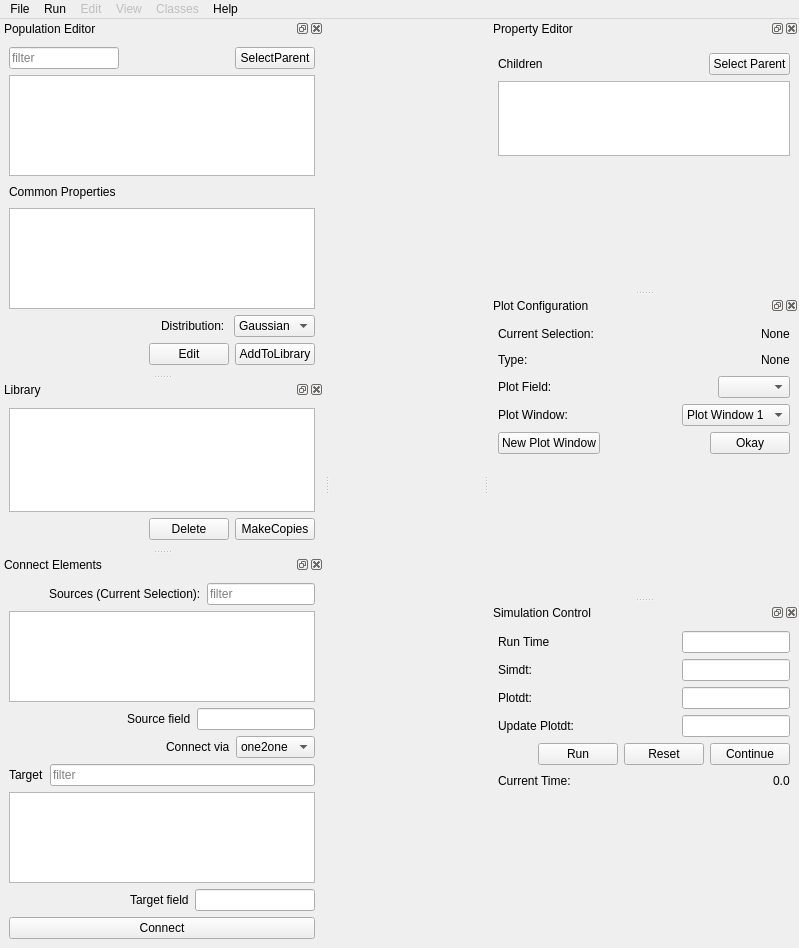
Qt form moose/branches/dh_branch/gui/newgui.ui (physicalist/ncbs-moose) before a commit.
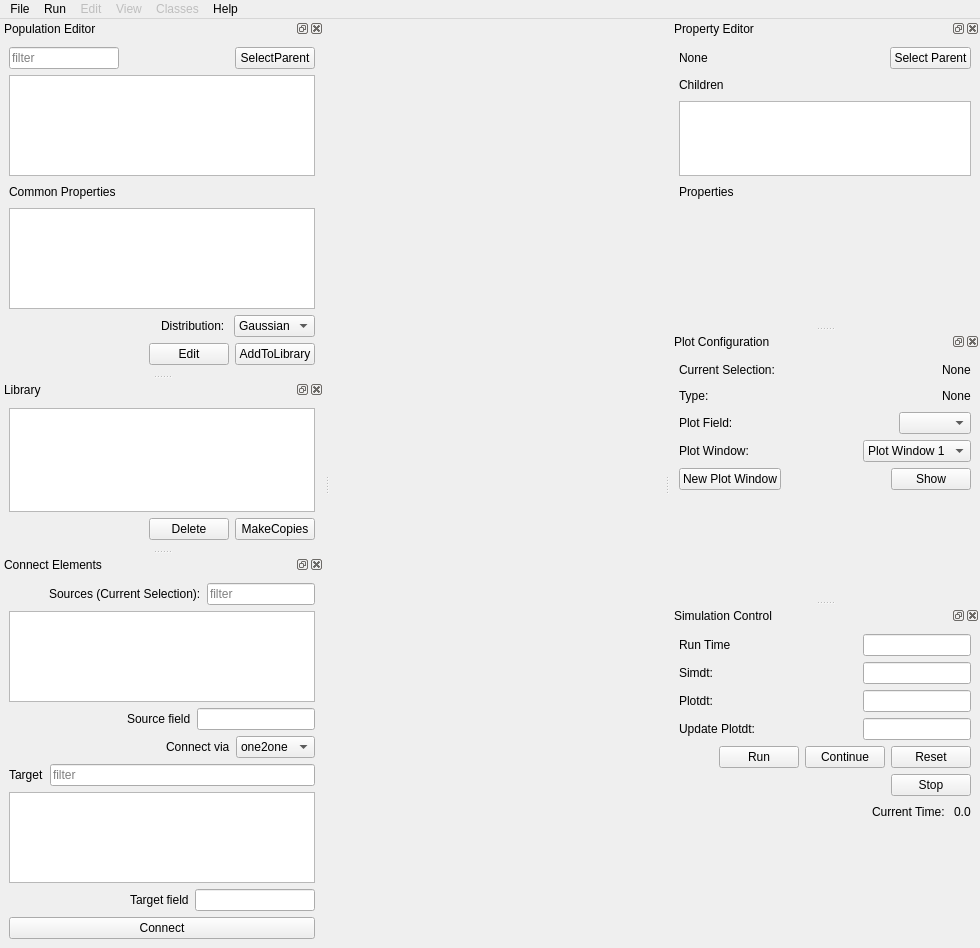
The same form after that commit. Custom widgets are drawn as their Qt base class.

Commit message: stop button to hit brakes. change in layout of propEditorDock. removal of tooltip from objectEditor. qapplicationcore process moved from mooseplot to moosegui

The edit to the form file:
```diff
--- a/moose/branches/dh_branch/gui/newgui.ui
+++ b/moose/branches/dh_branch/gui/newgui.ui
@@ -6,7 +6,7 @@
    <rect>
     <x>0</x>
     <y>0</y>
-    <width>799</width>
+    <width>980</width>
     <height>948</height>
    </rect>
   </property>
@@ -42,7 +42,7 @@
     <rect>
      <x>0</x>
      <y>0</y>
-     <width>799</width>
+     <width>980</width>
      <height>25</height>
     </rect>
    </property>
@@ -222,14 +222,35 @@
    <widget class="QWidget" name="mooseObjectEditDockContents">
     <layout class="QVBoxLayout" name="verticalLayout_2">
      <item>
-      <widget class="ObjectEditView" name="mTable" native="true">
-       <property name="sizePolicy">
-        <sizepolicy hsizetype="Preferred" vsizetype="Preferred">
-         <horstretch>0</horstretch>
-         <verstretch>0</verstretch>
-        </sizepolicy>
-       </property>
-      </widget>
+      <layout class="QHBoxLayout" name="horizontalLayout_25">
+       <item>
+        <widget class="QLabel" name="propEditorSelectionNameLabel">
+         <property name="text">
+          <string>None</string>
+         </property>
+        </widget>
+       </item>
+       <item>
+        <spacer name="horizontalSpacer_21">
+         <property name="orientation">
+          <enum>Qt::Horizontal</enum>
+         </property>
+         <property name="sizeHint" stdset="0">
+          <size>
+           <width>40</width>
+           <height>20</height>
+          </size>
+         </property>
+        </spacer>
+       </item>
+       <item>
+        <widget class="QPushButton" name="propEditorSelParentPushButton">
+         <property name="text">
+          <string>Select Parent</string>
+         </property>
+        </widget>
+       </item>
+      </layout>
      </item>
      <item>
       <layout class="QHBoxLayout" name="horizontalLayout_21">
@@ -253,13 +274,6 @@
          </property>
         </spacer>
        </item>
-       <item>
-        <widget class="QPushButton" name="propEditorSelParentPushButton">
-         <property name="text">
-          <string>Select Parent</string>
-         </property>
-        </widget>
-       </item>
       </layout>
      </item>
      <item>
@@ -284,6 +298,40 @@
        </property>
       </widget>
      </item>
+     <item>
+      <layout class="QHBoxLayout" name="horizontalLayout_24">
+       <item>
+        <widget class="QLabel" name="label_19">
+         <property name="text">
+          <string>Properties</string>
+         </property>
+        </widget>
+       </item>
+       <item>
+        <spacer name="horizontalSpacer_20">
+         <property name="orientation">
+          <enum>Qt::Horizontal</enum>
+         </property>
+         <property name="sizeHint" stdset="0">
+          <size>
+           <width>40</width>
+           <height>20</height>
+          </size>
+         </property>
+        </spacer>
+       </item>
+      </layout>
+     </item>
+     <item>
+      <widget class="ObjectEditView" name="mTable" native="true">
+       <property name="sizePolicy">
+        <sizepolicy hsizetype="Preferred" vsizetype="Preferred">
+         <horstretch>0</horstretch>
+         <verstretch>0</verstretch>
+        </sizepolicy>
+       </property>
+      </widget>
+     </item>
      <item>
       <spacer name="verticalSpacer_2">
        <property name="orientation">
@@ -823,7 +871,7 @@
        <item>
         <widget class="QPushButton" name="plotConfigAcceptPushButton">
          <property name="text">
-          <string>Okay</string>
+          <string>Show</string>
          </property>
         </widget>
        </item>
@@ -933,13 +981,6 @@
          </property>
         </widget>
        </item>
-       <item>
-        <widget class="QPushButton" name="simControlResetPushButton">
-         <property name="text">
-          <string>Reset</string>
-         </property>
-        </widget>
-       </item>
        <item>
         <widget class="QPushButton" name="simControlContinuePushButton">
          <property name="text">
@@ -947,10 +988,54 @@
          </property>
         </widget>
        </item>
+       <item>
+        <widget class="QPushButton" name="simControlResetPushButton">
+         <property name="text">
+          <string>Reset</string>
+         </property>
+        </widget>
+       </item>
+      </layout>
+     </item>
+     <item>
+      <layout class="QHBoxLayout" name="horizontalLayout_23">
+       <item>
+        <spacer name="horizontalSpacer_19">
+         <property name="orientation">
+          <enum>Qt::Horizontal</enum>
+         </property>
+         <property name="sizeHint" stdset="0">
+          <size>
+           <width>40</width>
+           <height>20</height>
+          </size>
+         </property>
+        </spacer>
+       </item>
+       <item>
+        <widget class="QPushButton" name="simControlStopPushButton">
+         <property name="text">
+          <string>Stop</string>
+         </property>
+        </widget>
+       </item>
       </layout>
      </item>
      <item>
       <layout class="QHBoxLayout" name="horizontalLayout_22">
+       <item>
+        <spacer name="horizontalSpacer_15">
+         <property name="orientation">
+          <enum>Qt::Horizontal</enum>
+         </property>
+         <property name="sizeHint" stdset="0">
+          <size>
+           <width>10</width>
+           <height>20</height>
+          </size>
+         </property>
+        </spacer>
+       </item>
        <item>
         <widget class="QLabel" name="label_16">
          <property name="text">
@@ -958,19 +1043,6 @@
          </property>
         </widget>
        </item>
-       <item>
-        <spacer name="horizontalSpacer_15">
-         <property name="orientation">
-          <enum>Qt::Horizontal</enum>
-         </property>
-         <property name="sizeHint" stdset="0">
-          <size>
-           <width>40</width>
-           <height>20</height>
-          </size>
-         </property>
-        </spacer>
-       </item>
        <item>
         <widget class="QLabel" name="simControlCurrentTimeLabel">
          <property name="text">
```
Left out of the diff: 12 changed lines with no effect on the pictures. The commit also changes 5 other files.
